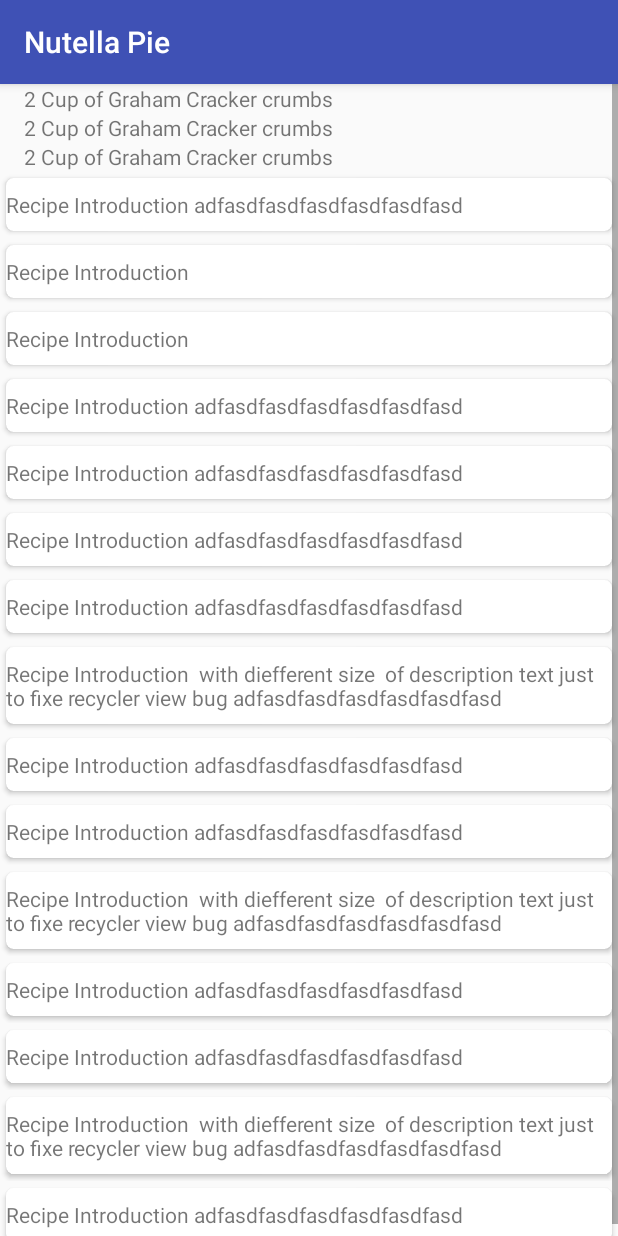
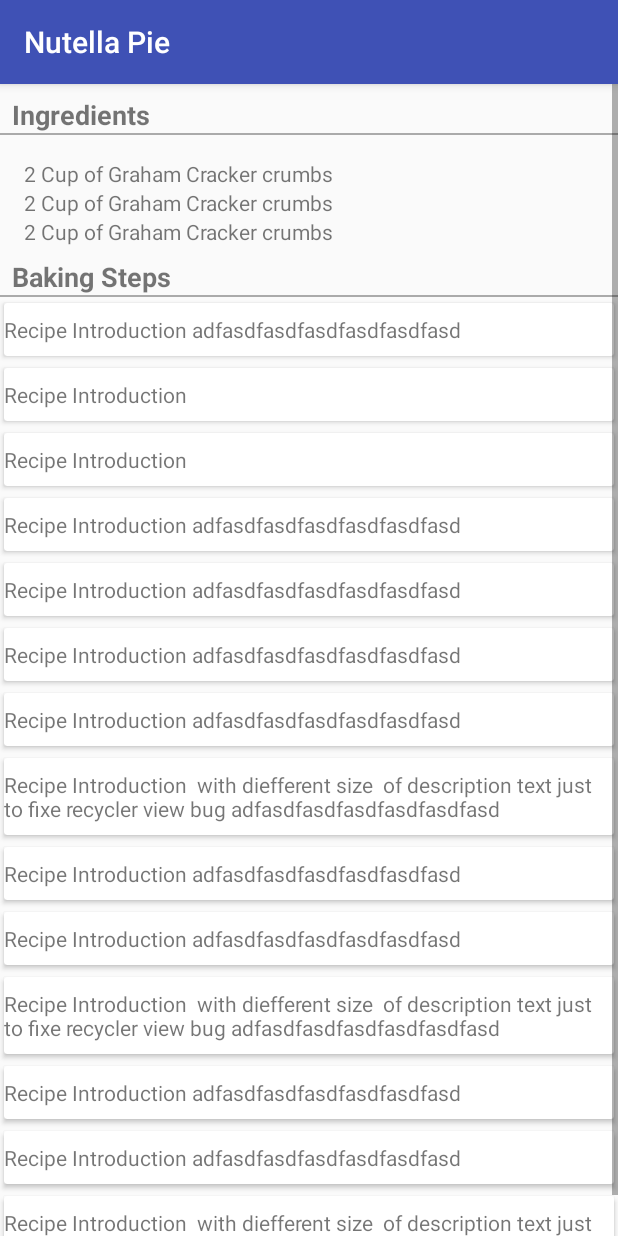
Before and after one commit to todaduc/BakingApp, an Android app: the screen it shows after launch (RecipeDetailActivity), after a tap on "Nutella Pie", on a phone screen of 412 x 824 dp. Run offline under Robolectric (Android 15) with nearby library versions, the phone set to English and light mode, and no system bars; our stand-ins replace ButterKnife; libraries missing offline, so code that uses them is left out: android.support.test; 1 statement that could not run was skipped.

```diff
--- a/app/src/main/java/com/todaduc/bakingapp/ui/adapters/StepListAdapter.java
+++ b/app/src/main/java/com/todaduc/bakingapp/ui/adapters/StepListAdapter.java
@@ -1,17 +1,14 @@
 package com.todaduc.bakingapp.ui.adapters;
 
 import android.content.Context;
-import android.support.v7.app.AppCompatActivity;
 import android.support.v7.widget.RecyclerView;
 import android.view.LayoutInflater;
 import android.view.View;
 import android.view.ViewGroup;
-import android.widget.BaseAdapter;
 import android.widget.TextView;
 import com.todaduc.bakingapp.R;
 import com.todaduc.bakingapp.entities.BakingStep;
 
-import java.util.ArrayList;
 import java.util.List;
 
 import butterknife.BindView;
@@ -38,7 +35,7 @@ public class StepListAdapter  extends RecyclerView.Adapter<StepListAdapter.StepH
     @Override
     public StepHolder onCreateViewHolder(ViewGroup parent, int viewType) {
        Context context = parent.getContext();
-       int layoutId = R.layout.fragment_step;
+       int layoutId = R.layout.recipe_step_item;
        LayoutInflater inflater = LayoutInflater.from(context);
 
        View view = inflater.inflate(layoutId, parent, false);
--- a/app/src/main/res/layout/activity_widget_configuration.xml
+++ b/app/src/main/res/layout/activity_widget_configuration.xml
@@ -7,7 +7,7 @@
     >
 
     <TextView
-        android:id="@+id/text_view"
+        android:id="@+id/widget_configuration_title"
         android:layout_width="match_parent"
         android:layout_height="wrap_content"
         android:layout_marginBottom="8dp"
--- a/app/src/main/res/layout/fragment_ingredients.xml
+++ b/app/src/main/res/layout/fragment_ingredients.xml
@@ -3,6 +3,22 @@
     android:orientation="vertical"
     android:layout_width="match_parent"
     android:layout_height="wrap_content">
+
+    <TextView
+        android:layout_width="match_parent"
+        android:layout_height="wrap_content"
+        android:textSize="18sp"
+        android:text="Ingredients"
+        android:layout_marginTop="8dp"
+        android:layout_marginLeft="8dp"
+        android:textStyle="bold"
+        />
+    <View
+        android:layout_width="match_parent"
+        android:layout_height="1dp"
+        android:background="@android:color/darker_gray"
+        android:layout_marginBottom="16dp"
+        />
 
     <android.support.v7.widget.RecyclerView
         android:layout_width="match_parent"
--- a/app/src/main/res/layout/fragment_step_list.xml
+++ b/app/src/main/res/layout/fragment_step_list.xml
@@ -6,28 +6,20 @@
     android:id="@+id/recipe_steps_list"
     >
 
-    <!--<com.todaduc.bakingapp.ui.costumizedUI.StepGridView
-        android:id="@+id/steps_grid_view"
+     <TextView
         android:layout_width="match_parent"
         android:layout_height="wrap_content"
-        android:adjustViewBounds="true"
-        android:gravity="center"
-        android:horizontalSpacing="4dp"
-        android:numColumns="1"
-        android:padding="16dp"
-        android:stretchMode="columnWidth"
-        android:verticalSpacing="4dp"
-        android:isScrollContainer="false"
-        />-->
-
-   <!-- <ListView
-        android:id = "@+id/listView"
+        android:textSize="18sp"
+        android:text="Baking Steps"
+        android:textStyle="bold"
+        android:layout_marginTop="8dp"
+        android:layout_marginLeft="8dp"
+        />
+    <View
         android:layout_width="match_parent"
-        android:layout_height="wrap_content"
-
-        >
-
-    </ListView>-->
+        android:layout_height="1dp"
+        android:background="@android:color/darker_gray"
+        />
     <android.support.v7.widget.RecyclerView
         android:id="@+id/listView"
         android:layout_width="match_parent"
--- a/app/src/main/res/layout/fragment_step.xml
+++ b/app/src/main/res/layout/recipe_step_item.xml
@@ -1,16 +1,10 @@
 <?xml version="1.0" encoding="utf-8"?>
-<LinearLayout xmlns:android="http://schemas.android.com/apk/res/android"
-    android:orientation="vertical"
-    android:layout_width="match_parent"
-    android:layout_height="wrap_content">
-
-   <android.support.v7.widget.CardView
+ <android.support.v7.widget.CardView
+        xmlns:android="http://schemas.android.com/apk/res/android"
         xmlns:card_view="http://schemas.android.com/apk/res-auto"
         android:layout_gravity="center"
         android:layout_width="match_parent"
         android:layout_height="wrap_content"
-        card_view:cardCornerRadius="5dp"
-        android:background="@drawable/cardborder"
         card_view:cardElevation="2dp"
         card_view:cardUseCompatPadding="true"
         >
@@ -22,6 +16,4 @@
         android:paddingBottom="8dp"
         android:paddingTop="8dp"
         />
-    </android.support.v7.widget.CardView>
-
-</LinearLayout>
+ </android.support.v7.widget.CardView>
```
